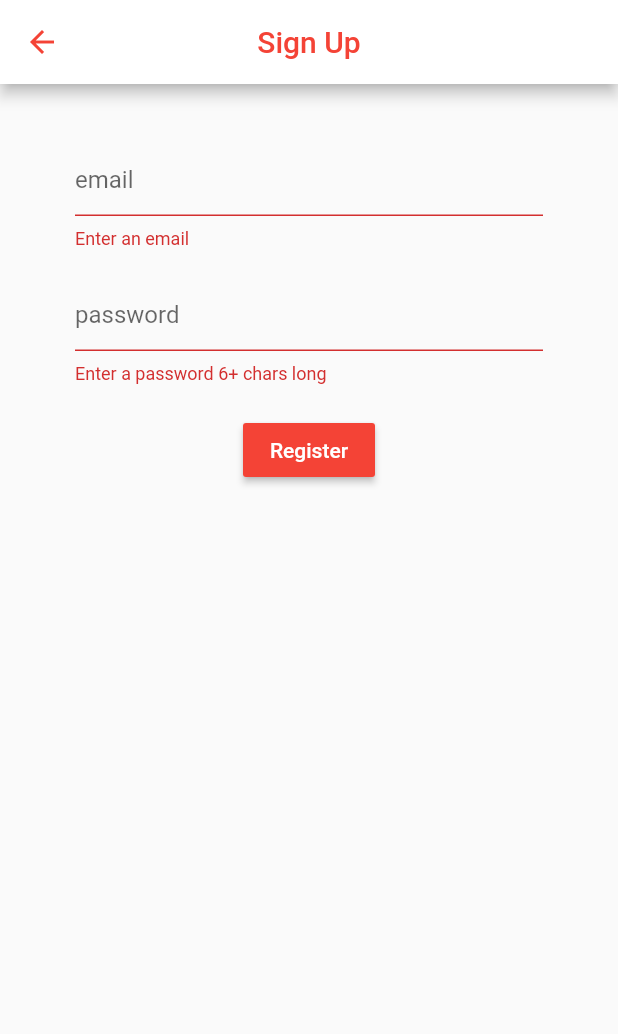
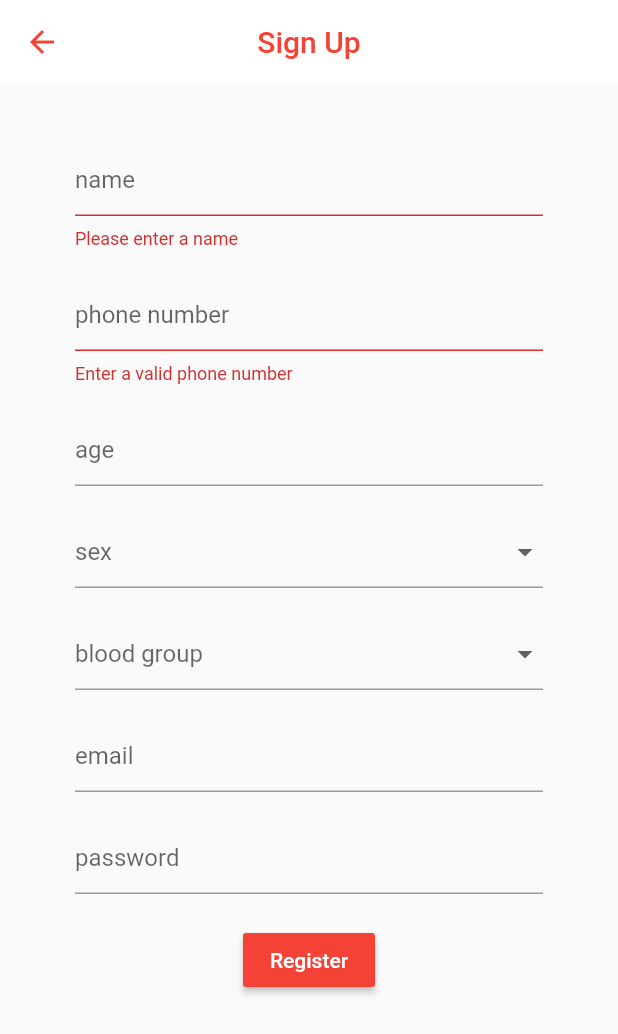
Before and after one commit to guilefoylegaurav/red-cell, a Flutter app: the SignUp screen opened by its route, after a tap on "Register", on a phone screen of 412 x 824 dp. Shown: the top 1034 px of the screen. Run offline on Flutter 3.47's test engine with Material 2 defaults, Android fonts, the phone set to English and light mode, and no system bars; our stand-ins replace cloud_firestore, firebase_auth, flushbar, flutter_spinkit; accounts and stored records are empty.

Commit message:
Changed registration feature

```diff
--- a/lib/screens/register.dart
+++ b/lib/screens/register.dart
@@ -8,6 +8,17 @@ class SignUp extends StatefulWidget {
 }
 
 class _SignUpState extends State<SignUp> {
+  final List<String> sexes = ['male', 'female', 'third gender'];
+  final List<String> blood_groups = [
+    'A+',
+    'B+',
+    'O+',
+    'AB+',
+    'A-',
+    'B-',
+    'O-',
+    'AB-'
+  ];
   final AuthService _auth = AuthService();
   final _formKey = GlobalKey<FormState>();
   String error = '';
@@ -15,40 +26,95 @@ class _SignUpState extends State<SignUp> {
   // text field state
   String email = '';
   String password = '';
+  String name = '';
+  int phone;
+  int age;
+  String sex = '';
+  String group;
   @override
   Widget build(BuildContext context) {
     return (loading)
         ? Loader()
         : Scaffold(
             appBar: AppBar(
+              elevation: 0,
               title: Text("Sign Up"),
               centerTitle: true,
               actions: [],
             ),
             body: Container(
               padding: EdgeInsets.symmetric(vertical: 20.0, horizontal: 50.0),
+              child: SingleChildScrollView(
                 child: Form(
                   key: _formKey,
                   child: Column(
                     children: <Widget>[
                       SizedBox(height: 20.0),
                       TextFormField(
-                      decoration: InputDecoration(hintText: 'email'),
-                      validator: (val) => val.isEmpty ? 'Enter an email' : null,
-                      onChanged: (val) {
-                        setState(() => email = val);
-                      },
+                        decoration: InputDecoration(
+                          hintText: "name",
+                        ),
+                        validator: (val) =>
+                            val.isEmpty ? 'Please enter a name' : null,
+                        onChanged: (val) => setState(() => name = val),
                       ),
                       SizedBox(height: 20.0),
                       TextFormField(
-                      decoration: InputDecoration(hintText: 'password'),
+                        decoration: InputDecoration(hintText: "phone number"),
+                        keyboardType: TextInputType.phone,
+                        validator: (val) => (val.length < 10)
+                            ? 'Enter a valid phone number'
+                            : null,
+                        onChanged: (val) =>
+                            setState(() => phone = int.parse(val)),
+                      ),
+                      SizedBox(height: 20.0),
+                      TextFormField(
+                        keyboardType: TextInputType.number,
+                        decoration: InputDecoration(hintText: "age"),
+                        validator: (val) => (int.tryParse(val) < 18)
+                            ? 'You need to be 18+ to sign up'
+                            : null,
+                        onChanged: (val) =>
+                            setState(() => age = int.parse(val)),
+                      ),
+                      SizedBox(height: 20.0),
+                      DropdownButtonFormField(
+                        decoration: InputDecoration(hintText: "sex"),
+                        items: sexes.map((g) {
+                          return DropdownMenuItem(
+                            value: g,
+                            child: Text(g),
+                          );
+                        }).toList(),
+                        onChanged: (val) => setState(() => sex = val),
+                      ),
+                      SizedBox(height: 20.0),
+                      DropdownButtonFormField(
+                        decoration: InputDecoration(hintText: "blood group"),
+                        items: blood_groups.map((g) {
+                          return DropdownMenuItem(
+                            value: g,
+                            child: Text(g),
+                          );
+                        }).toList(),
+                        onChanged: (val) => setState(() => group = val),
+                      ),
+                      SizedBox(height: 20.0),
+                      TextFormField(
+                        decoration: InputDecoration(hintText: "email"),
+                        validator: (val) =>
+                            val.isEmpty ? 'Enter an email' : null,
+                        onChanged: (val) => setState(() => email = val),
+                      ),
+                      SizedBox(height: 20.0),
+                      TextFormField(
+                        decoration: InputDecoration(hintText: "password"),
                         obscureText: true,
-                      validator: (val) => val.length < 6
-                          ? 'Enter a password 6+ chars long'
+                        validator: (val) => (val.length < 6)
+                            ? 'Enter a valid password having 6+ characters'
                             : null,
-                      onChanged: (val) {
-                        setState(() => password = val);
-                      },
+                        onChanged: (val) => setState(() => password = val),
                       ),
                       SizedBox(height: 20.0),
                       RaisedButton(
@@ -62,12 +128,19 @@ class _SignUpState extends State<SignUp> {
                               setState(() {
                                 loading = true;
                               });
-                            dynamic result = await _auth
-                                .registerWithEmailAndPassword(email, password);
+                              dynamic result =
+                                  await _auth.registerWithEmailAndPassword(
+                                      email,
+                                      password,
+                                      name,
+                                      group,
+                                      sex,
+                                      age,
+                                      phone);
                               if (result == null) {
                                 setState(() {
                                   loading = false;
-                                error = 'Please supply a valid email';
+                                  error = 'Error! Could not sign up.';
                                 });
                               } else {
                                 Navigator.pop(context);
@@ -83,6 +156,7 @@ class _SignUpState extends State<SignUp> {
                   ),
                 ),
               ),
+            ),
           );
   }
 }
```
Lines whose indentation alone changed are shown as unchanged.
